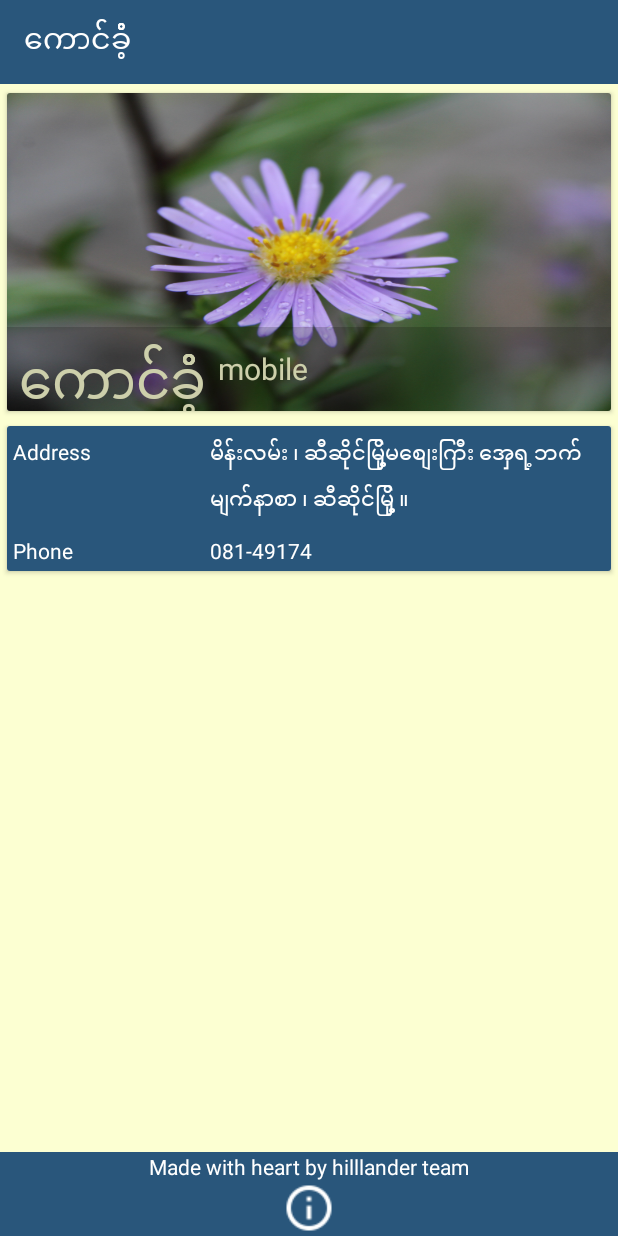
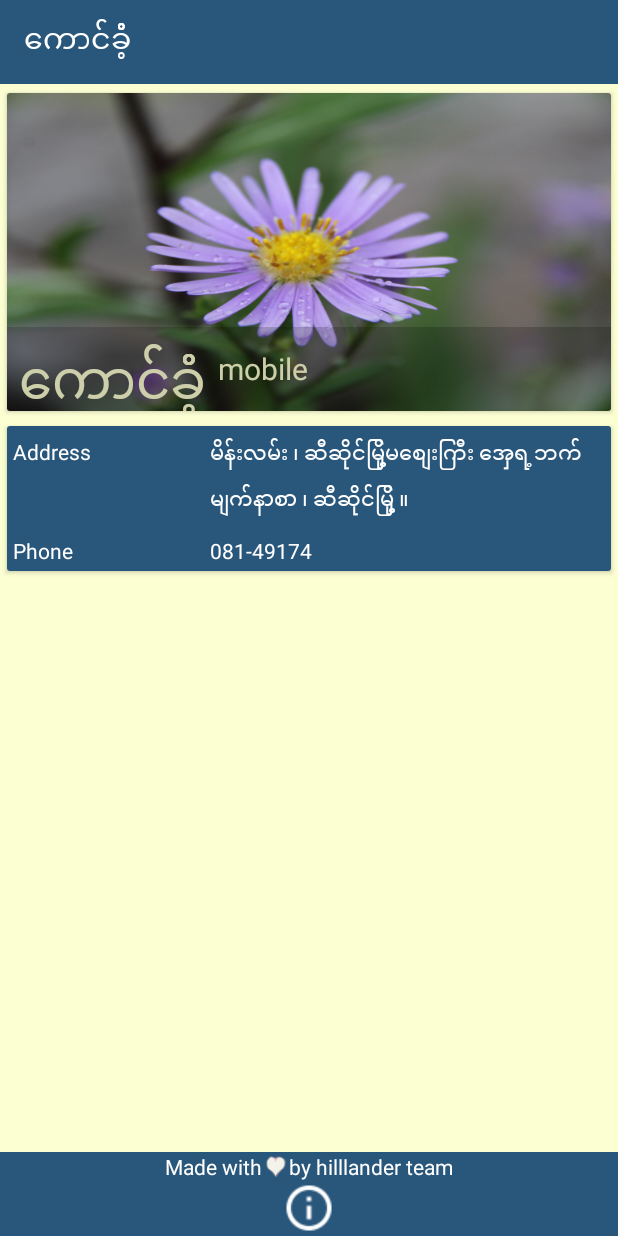
Before and after one commit to khunzohn/khaungKham, an Android app: the screen it shows after launch (MainActivity), on a phone screen of 412 x 824 dp. Run offline under Robolectric (Android 15) with nearby library versions, the phone set to English and light mode, and no system bars.

Commit message:
add heart

```diff
--- a/app/src/main/java/com/hilllander/khunzohn/khwangkham/MainActivity.java
+++ b/app/src/main/java/com/hilllander/khunzohn/khwangkham/MainActivity.java
@@ -7,7 +7,6 @@ import android.support.v7.widget.Toolbar;
 import android.view.Menu;
 import android.view.MenuItem;
 import android.view.View;
-import android.widget.TextView;
 import android.widget.Toast;
 
 
@@ -24,8 +23,8 @@ public class MainActivity extends AppCompatActivity {
         } else
             Toast.makeText(this, "Actionbar is not null", Toast.LENGTH_SHORT).show();
 
-        TextView heart = (TextView) findViewById(R.id.heart);
-        heart.setText(" " + getString(R.string.heart) + " ");
+//        TextView heart = (TextView) findViewById(R.id.heart);
+//        heart.setText(" " + getString(R.string.heart) + " ");
 
 
     }
--- a/app/src/main/res/layout-land/activity_main.xml
+++ b/app/src/main/res/layout-land/activity_main.xml
@@ -159,16 +159,20 @@
             <TextView
                 android:layout_width="wrap_content"
                 android:layout_height="wrap_content"
+                android:paddingRight="2dp"
                 android:text="@string/made_with"
                 android:textColor="@color/white" />
-            <!--<ImageView
-                android:layout_width="wrap_content"
-                android:layout_height="wrap_content"
-                android:background="@drawable/hearth"/>-->
+
+            <ImageView
+                android:layout_width="14dp"
+                android:layout_height="14dp"
+                android:background="@drawable/heart" />
+
             <TextView
                 android:id="@+id/heart"
                 android:layout_width="wrap_content"
                 android:layout_height="wrap_content"
+                android:paddingLeft="2dp"
                 android:textColor="@color/white" />
 
             <TextView
--- a/app/src/main/res/layout/activity_main.xml
+++ b/app/src/main/res/layout/activity_main.xml
@@ -153,21 +153,24 @@
             <TextView
                 android:layout_width="wrap_content"
                 android:layout_height="wrap_content"
+                android:paddingRight="2dp"
                 android:text="@string/made_with"
                 android:textColor="@color/white" />
-            <!--<ImageView
-                android:layout_width="wrap_content"
-                android:layout_height="wrap_content"
-                android:background="@drawable/hearth"/>-->
-            <TextView
+
+            <ImageView
+                android:layout_width="14dp"
+                android:layout_height="14dp"
+                android:background="@drawable/heart" />
+            <!--<TextView
                 android:id="@+id/heart"
                 android:layout_width="wrap_content"
                 android:layout_height="wrap_content"
-                android:textColor="@color/white" />
+                android:textColor="@color/white" />-->
 
             <TextView
                 android:layout_width="wrap_content"
                 android:layout_height="wrap_content"
+                android:paddingLeft="2dp"
                 android:text="@string/by_hilllander"
                 android:textColor="@color/white" />
         </LinearLayout>
```
Also changed, not shown: app/src/main/res/drawable-large/heart.png (added), app/src/main/res/drawable-normal/heart.png (added), app/src/main/res/drawable-small/heart.png (added), app/src/main/res/drawable-xlarge/heart.png (added).
